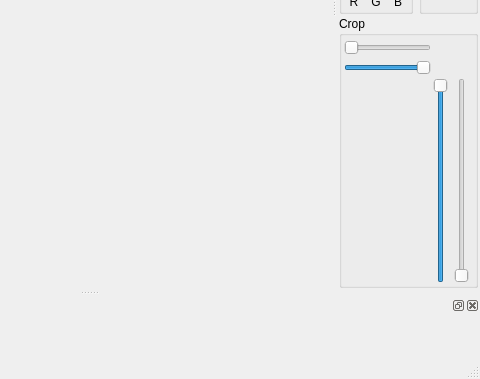
Qt form mainwindow.ui (ziman/leveler) before a commit; both pictures show x 303 to 783 and y 298 to 677 of the 783 by 677 pixel window.
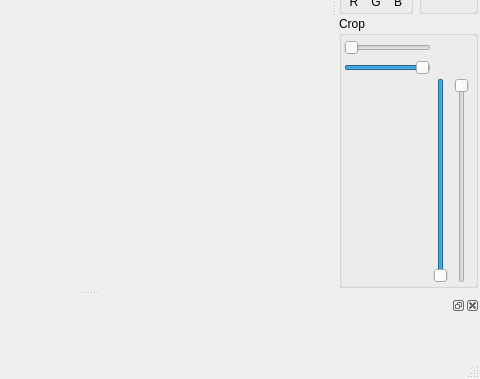
The same form after that commit. Icons and pictures are not drawn. Custom widgets are drawn as their Qt base class.

Diff of the .ui file:
```diff
--- a/mainwindow.ui
+++ b/mainwindow.ui
@@ -317,6 +317,12 @@
         </item>
         <item row="1" column="0">
          <widget class="QSlider" name="scaleHHi">
+          <property name="minimum">
+           <number>1</number>
+          </property>
+          <property name="maximum">
+           <number>100</number>
+          </property>
           <property name="value">
            <number>99</number>
           </property>
@@ -339,19 +345,34 @@
          </widget>
         </item>
         <item row="2" column="1">
-         <widget class="QSlider" name="scaleVLo">
-          <property name="value">
-           <number>99</number>
-          </property>
-          <property name="orientation">
-           <enum>Qt::Vertical</enum>
-          </property>
-         </widget>
-        </item>
-        <item row="2" column="2">
          <widget class="QSlider" name="scaleVHi">
+          <property name="minimum">
+           <number>1</number>
+          </property>
+          <property name="maximum">
+           <number>100</number>
+          </property>
+          <property name="value">
+           <number>100</number>
+          </property>
           <property name="orientation">
            <enum>Qt::Vertical</enum>
+          </property>
+          <property name="invertedAppearance">
+           <bool>true</bool>
+          </property>
+          <property name="invertedControls">
+           <bool>false</bool>
+          </property>
+         </widget>
+        </item>
+        <item row="2" column="2">
+         <widget class="QSlider" name="scaleVLo">
+          <property name="orientation">
+           <enum>Qt::Vertical</enum>
+          </property>
+          <property name="invertedAppearance">
+           <bool>true</bool>
           </property>
          </widget>
         </item>
```
Left out of the diff: 78 changed lines with no effect on the pictures.
